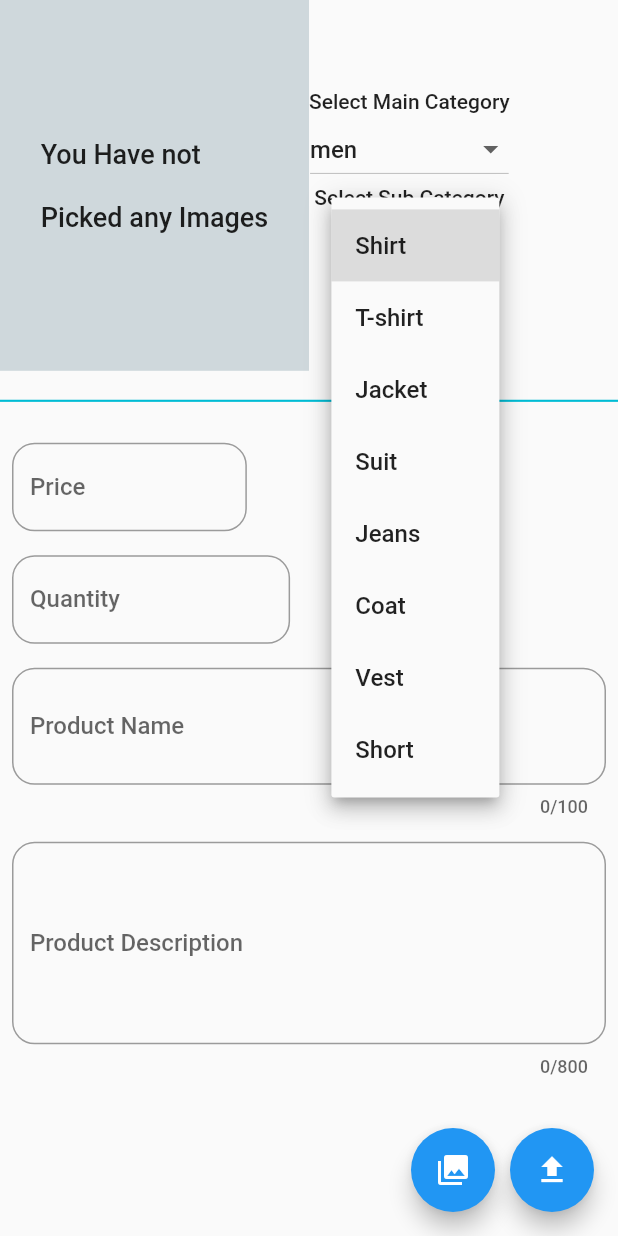
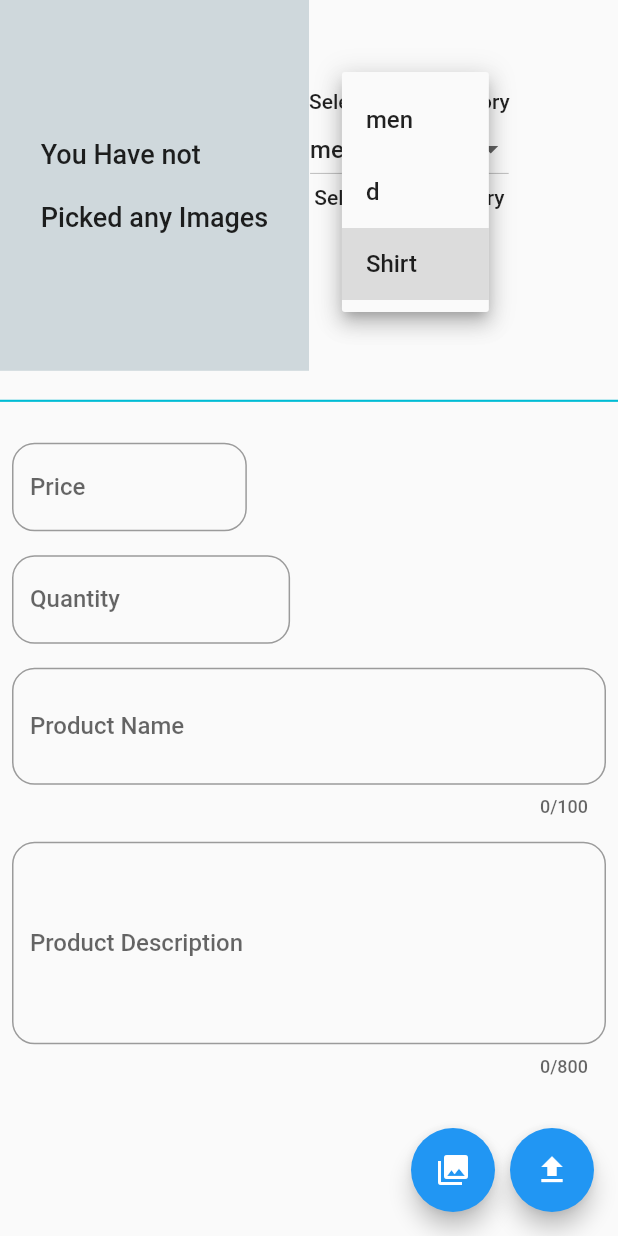
Before and after one commit to RogerParis/multi_vendor, a Flutter app: the UploadProductsScreen screen opened directly, after a tap on "Shirt", on a phone screen of 412 x 824 dp. Run offline on Flutter 3.47's test engine with Material 2 defaults, Android fonts, the light colour scheme and no system bars; our stand-ins replace cloud_firestore, firebase_auth, firebase_core, firebase_storage, image_picker; accounts and stored records are empty.

Commit message:
arranges all subcategories

```diff
--- a/lib/utilities/category_list.dart
+++ b/lib/utilities/category_list.dart
@@ -7,6 +7,115 @@
   'Coat',
   'Vest',
   'Short',
+];
+
+final List<String> women = [
+  'dress',
+  '2pcs sets',
+  't-shirt',
+  'top',
+  'skirt',
+  'jeans',
+  'pants',
+  'coat',
+  'jacket',
+  'other',
+];
+
+final List<String> kids = [
+  'girls sets',
+  'girls dress',
+  'girls top',
+  'girls pants',
+  'jacket',
+  'boys sets',
+  'boys top',
+  'boys pants',
+  'boys wear',
+  'boys suits',
+  'boys shoes',
+  'other',
+];
+
+final List<String> bags = [
+  'wallet',
+  'clutch',
+  'chest bag',
+  'back pack',
+  'business bags',
+  'laptop bags',
+  'women bags',
+  'other',
+];
+
+final List<String> accessories = [
+  'hat',
+  'men sunglasses',
+  'w sunglasses',
+  'classic watch',
+  'gloves',
+  'belt waist',
+  'ring',
+  'necklace',
+  'scarf set',
+  'anklet',
+  'other',
+];
+
+final List<String> beauty = [
+  'body care',
+  'hair care',
+  'men perfume',
+  'women perfume',
+  'make up',
+  'other'
+];
+
+final List<String> homeAndGarden = [
+  'living room',
+  'bed room',
+  'dinning room',
+  'kitchen tools',
+  'bath access.',
+  'furniture',
+  'decoration',
+  'lighting',
+  'garden',
+  'other'
+];
+
+final List<String> shoes = [
+  'men slippers',
+  'men classic',
+  'men casual',
+  'men boots',
+  'men canvas',
+  'men sport',
+  'men sandals',
+  'home slippers',
+  'women slippers',
+  'women boots',
+  'women heels',
+  'women sport',
+  'women sandals',
+  'other'
+];
+
+final List<String> electronics = [
+  'phone',
+  'computer',
+  'laptop',
+  'smart tv',
+  'phone holder',
+  'charger',
+  'usb cables',
+  'head phone',
+  'smart watch',
+  'tablet',
+  'mouse',
+  'keyboard',
+  'gaming',
+  'other'
 ];
 
 final List<String> mainCategory = [
```
Also changed, not shown: lib/views/upload_products_screen.dart (+58 -4 lines).
